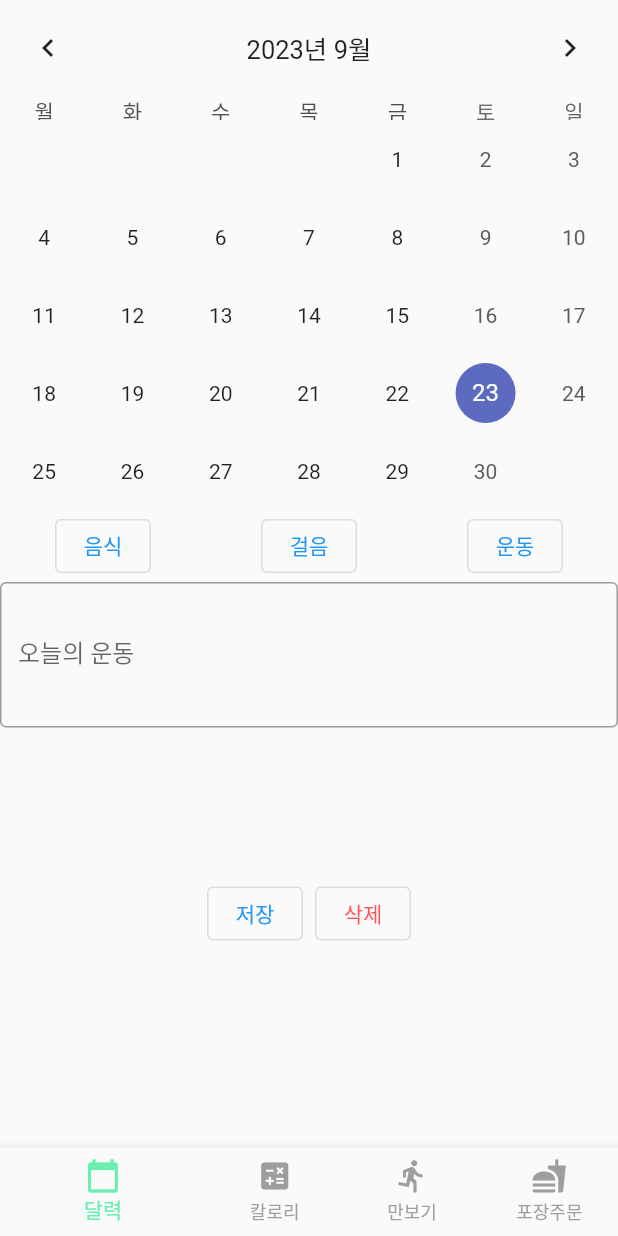
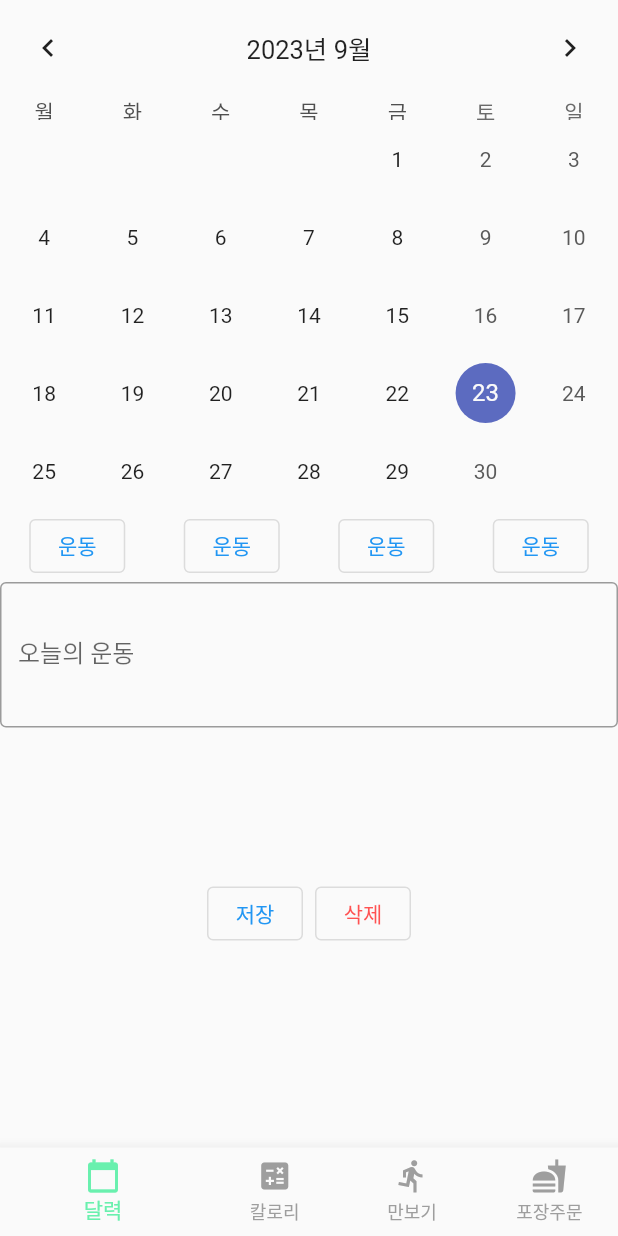
Before and after one commit to exerciseLog/exercise, a Flutter app: the screen it shows after launch, on a phone screen of 412 x 824 dp. Run offline on Flutter 3.47's test engine with Material 2 defaults, Android fonts, the phone set to English and light mode, and no system bars; drawn by our look-alikes of table_calendar; our stand-ins replace drift, elegant_notification, fluttertoast, get_it, infinite_scroll_pagination, sensors_plus and 1 more; missing offline and left inert: flutter_cupertino_datetime_picker, home_widget; accounts and stored records are empty; generated files the repository leaves out were written again.

Commit message:
메모타입 버튼 수정

```diff
--- a/lib/model/enum/memo_type.dart
+++ b/lib/model/enum/memo_type.dart
@@ -1 +1,9 @@
-enum MemoType { ateFood, walk, exercise }
+enum MemoType {
+  all("운동"),
+  ateFood("운동"),
+  walk("운동"),
+  exercise("운동");
+
+  const MemoType(this.buttonValue);
+  final String buttonValue;
+}
--- a/lib/screens/calendar_memo.dart
+++ b/lib/screens/calendar_memo.dart
@@ -1,3 +1,4 @@
+import 'package:exercise_log/model/enum/memo_type.dart';
 import 'package:exercise_log/provider/calendar_provider.dart';
 import 'package:exercise_log/screens/utils.dart';
 import 'package:exercise_log/table/db_helper.dart';
@@ -97,9 +98,10 @@ class _CalendarMemoState extends State<CalendarMemo> {
           Row(
             mainAxisAlignment: MainAxisAlignment.spaceAround,
             children: [
-              memoTypeButton("음식"),
-              memoTypeButton("걸음"),
-              memoTypeButton("운동"),
+              memoTypeButton(MemoType.all.buttonValue),
+              memoTypeButton(MemoType.ateFood.buttonValue),
+              memoTypeButton(MemoType.walk.buttonValue),
+              memoTypeButton(MemoType.exercise.buttonValue),
             ],
           ),
           TextField(
```
